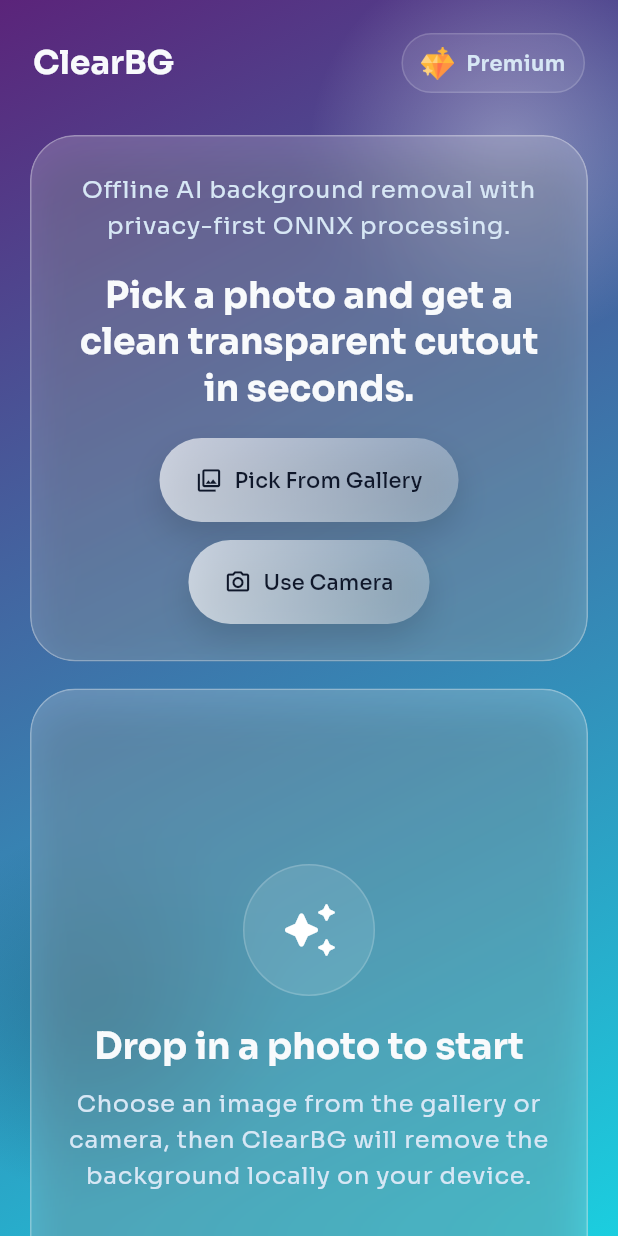
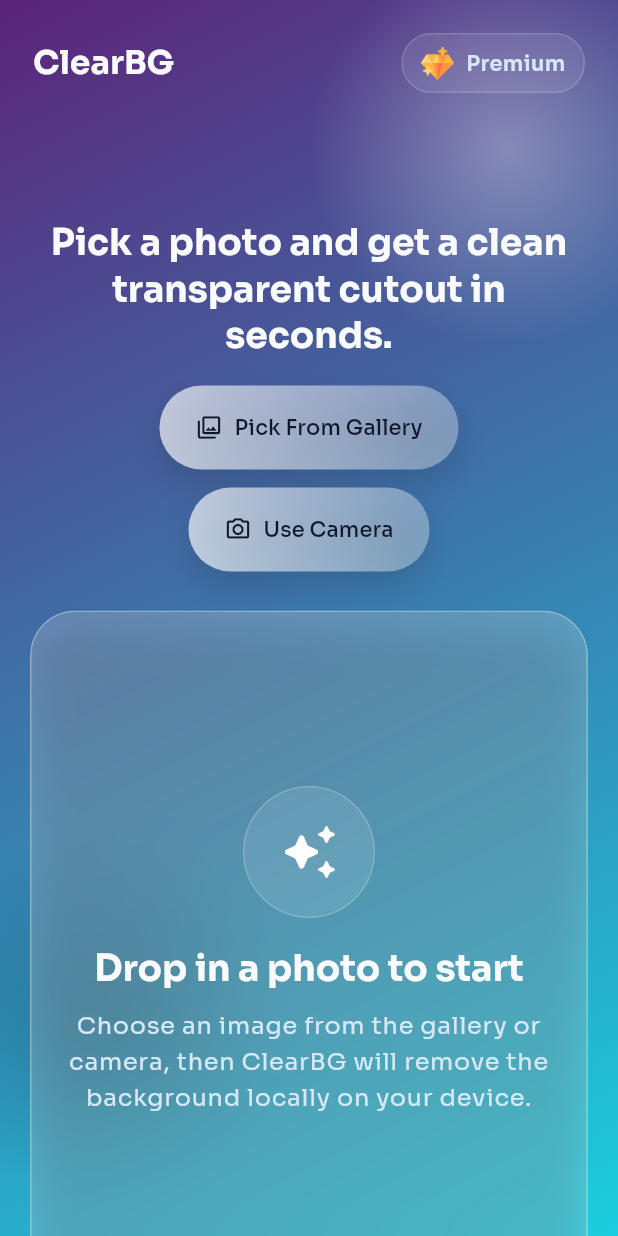
Before and after one commit to SurajChaurasia84/ClearBG, a Flutter app: the screen it shows after launch, on a phone screen of 412 x 824 dp. Run offline on Flutter 3.47's test engine with Material 3 defaults, Android fonts, the phone set to English and light mode, and no system bars; our stand-ins replace google_fonts, image_picker; missing offline and left inert: gal, image_background_remover.

Commit message:
Removed extra sub heading

```diff
--- a/lib/src/presentation/screens/home_screen.dart
+++ b/lib/src/presentation/screens/home_screen.dart
@@ -132,8 +132,11 @@
                                 ),
                                 child: Column(
                                   children: [
-                                    GlassPanel(
-                                      padding: const EdgeInsets.all(24),
+                                    Padding(
+                                      padding: const EdgeInsets.symmetric(
+                                        horizontal: 8,
+                                        vertical: 8,
+                                      ),
                                       child: _buildHeader(context),
                                     ),
                                     const SizedBox(height: 18),
@@ -205,14 +208,14 @@
   Widget _buildHeader(BuildContext context) {
     return Column(
       children: [
-        Text(
-          'Offline AI background removal with privacy-first ONNX processing.',
-          textAlign: TextAlign.center,
-          style: Theme.of(
-            context,
-          ).textTheme.bodyLarge?.copyWith(color: AppTheme.textSecondary),
-        ),
-        const SizedBox(height: 18),
+        // Text(
+        //   'Offline AI background removal with privacy-first ONNX processing.',
+        //   textAlign: TextAlign.center,
+        //   style: Theme.of(
+        //     context,
+        //   ).textTheme.bodyLarge?.copyWith(color: AppTheme.textSecondary),
+        // ),
+        const SizedBox(height: 48),
         Text(
           'Pick a photo and get a clean transparent cutout in seconds.',
           textAlign: TextAlign.center,
```
